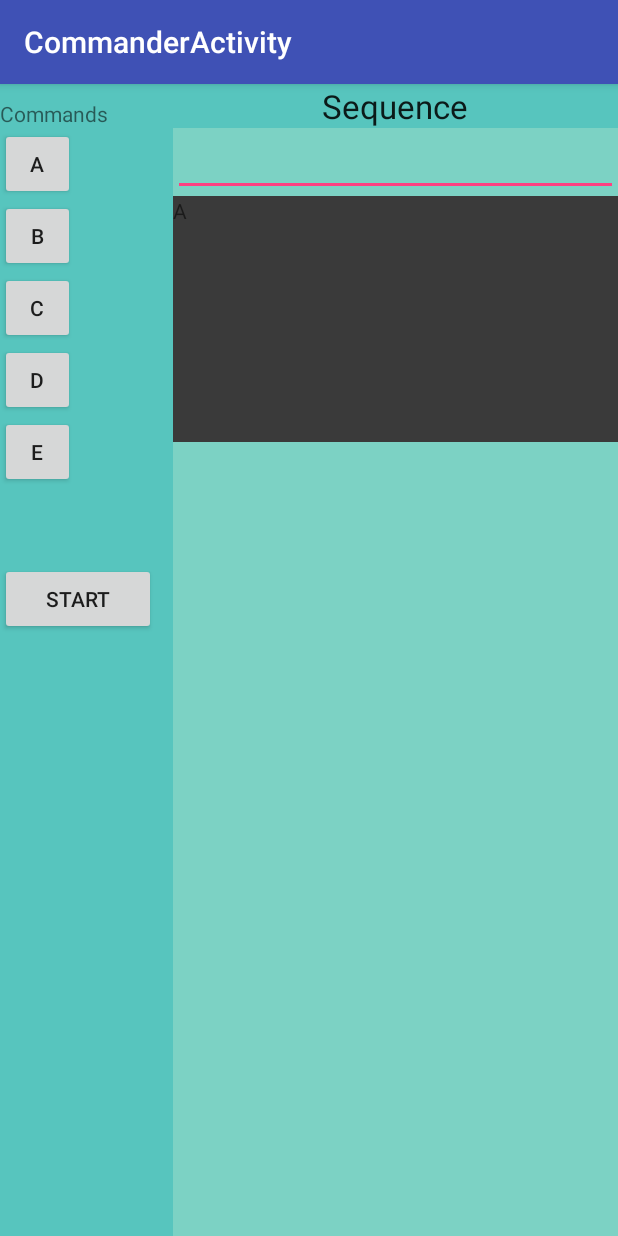
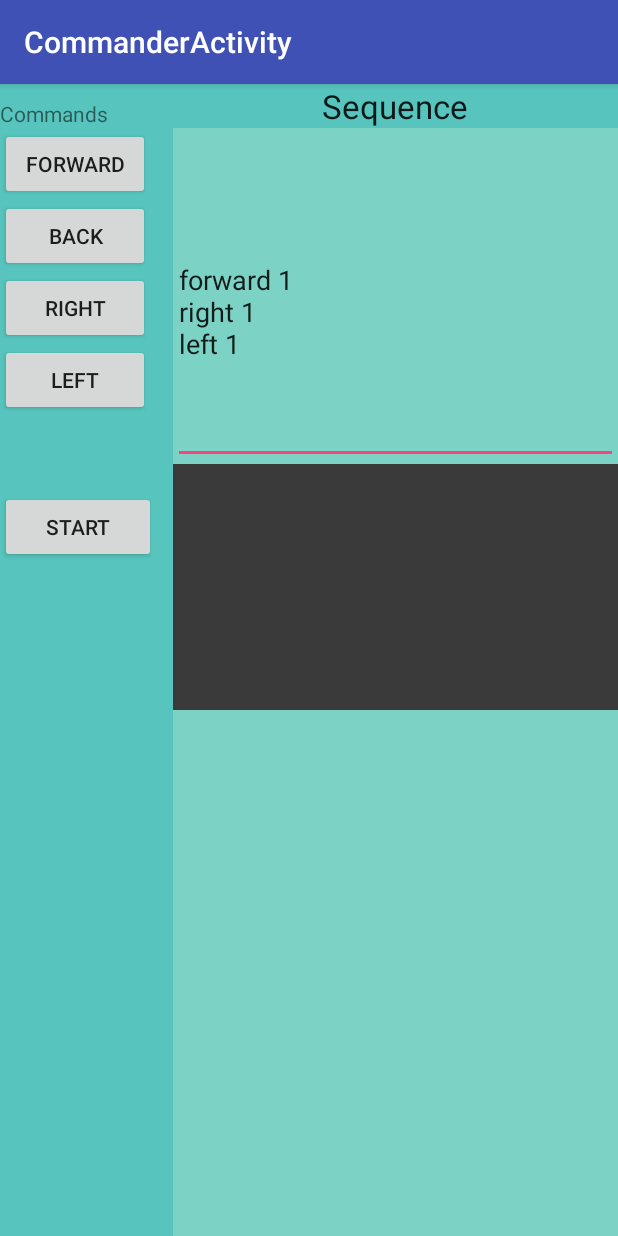
Before and after one commit to giladmanor/Robert2, an Android app: the CommanderActivity screen opened directly, with no data from a screen before it, after a tap on "START", on a phone screen of 412 x 824 dp. Run offline under Robolectric (Android 15) with nearby library versions, the phone set to English and light mode, and no system bars; 1 statement that could not run was skipped; 3 other taps on this screen came first.

Commit message:
update commander

```diff
--- a/app/src/main/java/co/quizic/robert2/CommanderActivity.java
+++ b/app/src/main/java/co/quizic/robert2/CommanderActivity.java
@@ -4,8 +4,9 @@ import android.support.v7.app.AppCompatActivity;
 import android.os.Bundle;
 import android.view.View;
 import android.widget.Button;
-import android.widget.LinearLayout;
-import android.widget.TextView;
+import android.widget.EditText;
+
+import java.util.HashMap;
 
 public class CommanderActivity extends AppCompatActivity {
 
@@ -13,28 +14,46 @@ public class CommanderActivity extends AppCompatActivity {
     protected void onCreate(Bundle savedInstanceState) {
         super.onCreate(savedInstanceState);
         setContentView(R.layout.activity_commander);
+        setCommandMap();
     }
 
 
 
     public void addCommand(View v){
-        String t = ((Button)v).getText().toString();
-        LinearLayout ll = (LinearLayout) findViewById(R.id.commandList);
-        TextView tv = new TextView(this);
-
-        tv.setText(t);
-        ll.addView(tv);
+        String t = ((Button)v).getText().toString() + " 1";
+        EditText ll = (EditText) findViewById(R.id.editText);
+        ll.setText(ll.getText() + "\n" + t);
 
     }
 
 
     public void sendBT(View v){
 
-        LinearLayout ll = (LinearLayout) findViewById(R.id.commandList);
-        for(int i=0;i<ll.getChildCount();i++){
-            String t = ((TextView)ll.getChildAt(i)).getText().toString();
+        EditText ll = (EditText) findViewById(R.id.editText);
+        String[] commands = ll.getText().toString().split("\n");
+        for(int i=0;i<commands.length;i++){
+            String t = compile(commands[i]);
             BluetoothConnector.getInstance("").sendMessage(t);
         }
 
     }
+    private HashMap<String,String> commandMap;
+    private void setCommandMap(){
+        commandMap = new HashMap<>();
+        commandMap.put("forward","A");
+        commandMap.put("back","B");
+        commandMap.put("right","C");
+        commandMap.put("left","D");
+
+    }
+
+    private String compile(String c){
+        String[] cc = c.split(" ");
+        int repeat = Integer.getInteger(cc[1]);
+        String res = "";
+        for(int i=0;i<repeat;i++){
+            res+=commandMap.get(cc[0]);
+        }
+        return res;
+    }
 }
--- a/app/src/main/res/layout/activity_commander.xml
+++ b/app/src/main/res/layout/activity_commander.xml
@@ -33,46 +33,40 @@
                 android:id="@+id/textView2" />
 
             <Button
-                android:layout_width="50dp"
+                android:layout_width="100dp"
                 android:layout_height="wrap_content"
-                android:text="A"
+                android:text="forward"
                 android:id="@+id/button"
                 android:layout_row="0"
                 android:layout_column="0"
                 android:onClick="addCommand"/>
 
             <Button
-                android:layout_width="50dp"
+                android:layout_width="100dp"
                 android:layout_height="wrap_content"
-                android:text="B"
+                android:text="back"
                 android:id="@+id/button3"
                 android:layout_row="0"
                 android:layout_column="1" android:onClick="addCommand"/>
 
             <Button
-                android:layout_width="50dp"
+                android:layout_width="100dp"
                 android:layout_height="wrap_content"
-                android:text="C"
+                android:text="right"
                 android:id="@+id/button2"
                 android:layout_row="0"
                 android:layout_column="2" android:onClick="addCommand" />
 
             <Button
-                android:layout_width="50dp"
+                android:layout_width="100dp"
                 android:layout_height="wrap_content"
-                android:text="D"
+                android:text="left"
                 android:id="@+id/button4"
                 android:layout_row="0"
                 android:layout_column="3"
                 android:onClick="addCommand"/>
 
-            <Button
-                android:layout_width="50dp"
-                android:layout_height="wrap_content"
-                android:text="E"
-                android:id="@+id/button5"
-                android:layout_row="0"
-                android:layout_column="4" android:onClick="addCommand"/>
+
 
             <Space
                 android:layout_width="match_parent"
@@ -117,9 +111,9 @@
 
             <EditText
                 android:layout_width="match_parent"
-                android:layout_height="wrap_content"
+                android:layout_height="224dp"
                 android:inputType="textMultiLine"
-                android:ems="10"
+                android:ems="20"
                 android:id="@+id/editText" />
 
             <LinearLayout
--- a/app/src/main/res/layout/activity_main.xml
+++ b/app/src/main/res/layout/activity_main.xml
@@ -53,7 +53,8 @@
             android:layout_height="144dp"
             android:id="@+id/imageView"
             android:layout_gravity="center_horizontal"
-            android:src="@drawable/r2d2"/>
+            android:src="@drawable/r2d2"
+            android:onClick="initBT"/>
 
 
 
```
Also changed, not shown: app/src/main/java/co/quizic/robert2/MainActivity.java (+6 -11 lines).
